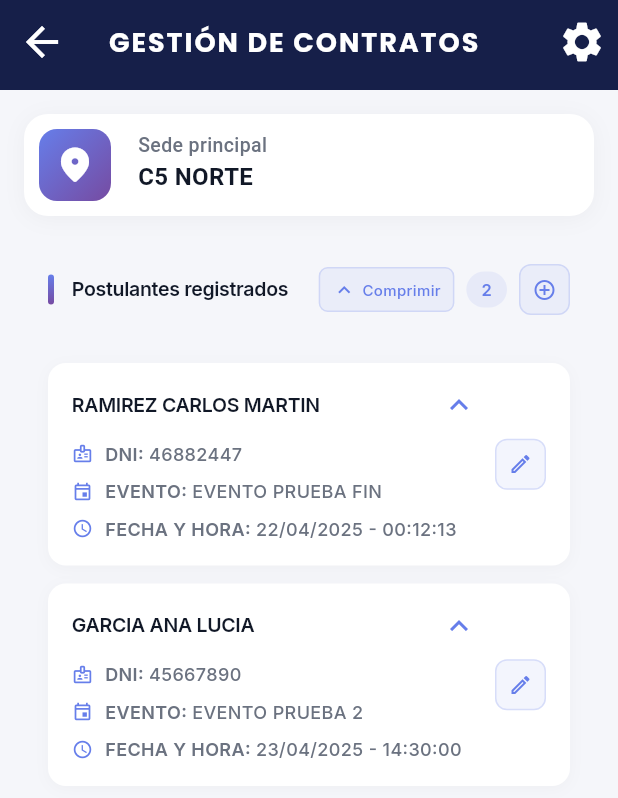
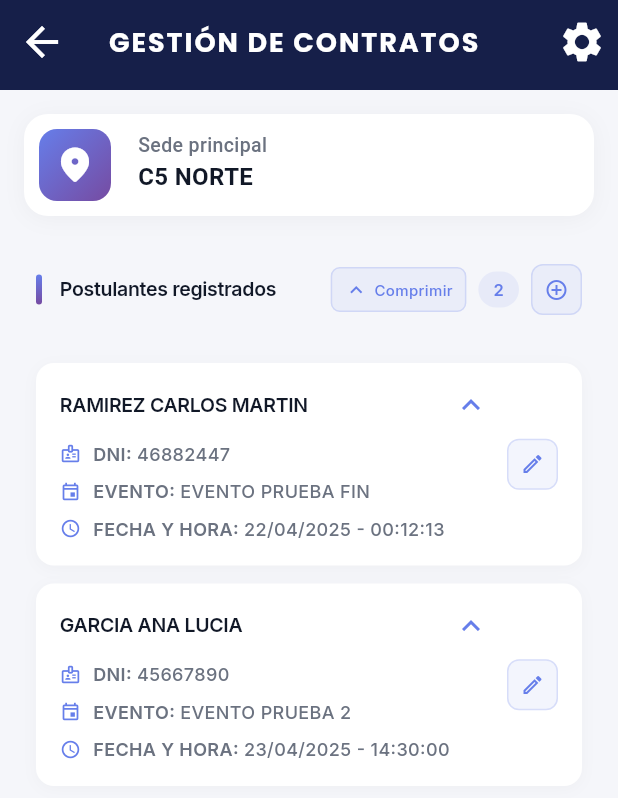
Before and after one commit to FabrizioOMG7/YoContrato, a Flutter app: the ContractManagementPage screen opened directly with empty values, after a tap on "Expandir", on a phone screen of 412 x 824 dp. Shown: the top 798 px of the screen. Run offline on Flutter 3.47's test engine with Material 3 defaults, Android fonts, the phone set to English and light mode, and no system bars; our stand-ins replace auto_size_text, bloc, equatable, flutter_bloc, google_fonts.

Commit message:
gestion de contratos padding
mas o menos

```diff
--- a/lib/presentation/pages/gestion_de_contratos/contract_management_content.dart
+++ b/lib/presentation/pages/gestion_de_contratos/contract_management_content.dart
@@ -11,12 +11,12 @@ class ContractManagementContent extends StatelessWidget {
   final VoidCallback onTapAdd;
 
   const ContractManagementContent({
-    Key? key,
+    super.key,
     required this.sede,
     required this.contratos,
     required this.onTapEditar,
     required this.onTapAdd,
-  }) : super(key: key);
+  });
 
   @override
   Widget build(BuildContext context) {
@@ -25,7 +25,7 @@ class ContractManagementContent extends StatelessWidget {
       icon: const Icon(
         Icons.location_on_rounded,
         color: Colors.white,
-        size:28
+        size: 28
       ),
 
       // Items para el InfoCard
--- a/lib/presentation/widgets/shared/page_content/page_content_template.dart
+++ b/lib/presentation/widgets/shared/page_content/page_content_template.dart
@@ -31,7 +31,7 @@ class PageContentTemplate<T extends BaseItem> extends StatelessWidget {
         // Content List Section
         Expanded(
           child: Padding(
-            padding: const EdgeInsets.symmetric(horizontal: 16),
+            padding: const EdgeInsets.symmetric(horizontal: 8), // Reducido de 16 a 8
             child: ContentListWidget<T>(
               title: contentListConfig.title,
               items: contentListConfig.items,
@@ -61,7 +61,7 @@ class ContentListConfig<T extends BaseItem> {
     this.onAdd,
   });
 
-  // Factories para diferentes tipos de listas
+  // Factory para configuración de contratos
   factory ContentListConfig.contracts({
     required List<T> contratos,
     required Widget Function(T, bool, VoidCallback) cardBuilder,
```
